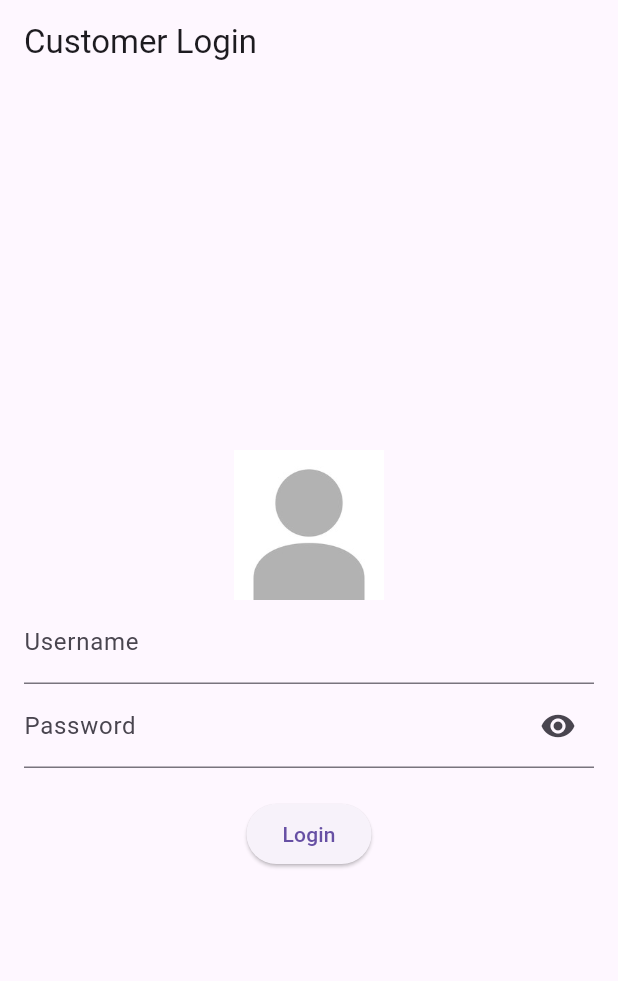
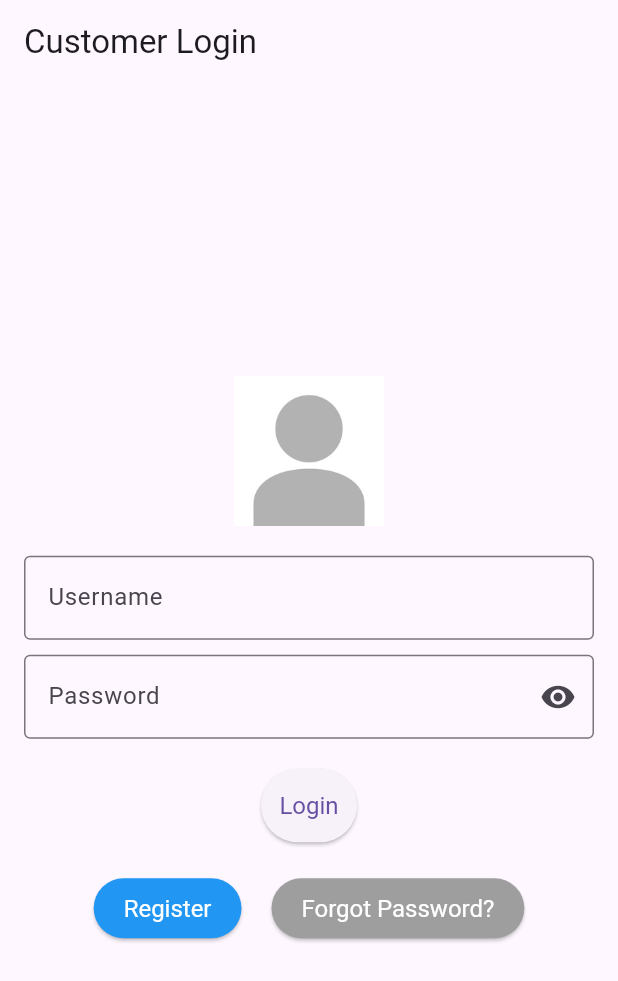
Before and after one commit to OtnielSitohang/FE_Client, a Flutter app: the screen it shows after launch, on a phone screen of 412 x 824 dp. Shown: the top 981 px of the screen. Run offline on Flutter 3.47's test engine with Material 3 defaults, Android fonts, the phone set to English and light mode, and no system bars; our stand-ins replace image_picker; accounts and stored records are empty.

Commit message:
Build Register

```diff
--- a/lib/Global/url.dart
+++ b/lib/Global/url.dart
@@ -1 +1 @@
-final String baseUrl = 'http://192.168.3.153:3000/auth';
+final String baseUrl = 'http://192.168.182.83:3000/auth';
--- a/lib/app_router.dart
+++ b/lib/app_router.dart
@@ -1,5 +1,6 @@
 import 'package:client_front/pages/PengaturanAkunPage%20.dart';
 import 'package:client_front/pages/PilihJenisLapanganScreen.dart';
+import 'package:client_front/pages/register_page.dart';
 import 'package:flutter/material.dart';
 import 'pages/dashboard_client.dart';
 import 'pages/drawer_page.dart';
@@ -13,6 +14,8 @@ class AppRouter {
     switch (settings.name) {
       case '/':
         return MaterialPageRoute(builder: (_) => LoginPage());
+      case '/register':
+        return MaterialPageRoute(builder: (_) => RegisterPage());
       case '/drawer':
         final user = settings.arguments as User;
         return MaterialPageRoute(builder: (_) => DrawerPage(user: user));
--- a/lib/pages/drawer_page.dart
+++ b/lib/pages/drawer_page.dart
@@ -25,7 +25,7 @@ class _DrawerPageState extends State<DrawerPage> {
       _selectedIndex = index;
     });
 
-    Navigator.pop(context); // Close the drawer
+    Navigator.pop(context);
 
     switch (index) {
       case 0:
--- a/lib/pages/login_page.dart
+++ b/lib/pages/login_page.dart
@@ -26,6 +26,15 @@ class _LoginPageState extends State<LoginPage> {
 
     final username = _usernameController.text;
     final password = _passwordController.text;
+
+    // Validasi username dan password
+    if (username.isEmpty || password.isEmpty) {
+      setState(() {
+        _isLoading = false;
+        _errorMessage = 'Username dan Password harus diisi';
+      });
+      return;
+    }
 
     try {
       final user = await _authService.login(username, password);
@@ -69,14 +78,20 @@ class _LoginPageState extends State<LoginPage> {
           mainAxisAlignment: MainAxisAlignment.center,
           children: [
             Image.asset('assets/icon.jpg', height: 100, width: 100),
+            SizedBox(height: 20),
             TextField(
               controller: _usernameController,
-              decoration: InputDecoration(labelText: 'Username'),
+              decoration: InputDecoration(
+                labelText: 'Username',
+                border: OutlineInputBorder(),
+              ),
             ),
+            SizedBox(height: 10),
             TextField(
               controller: _passwordController,
               decoration: InputDecoration(
                 labelText: 'Password',
+                border: OutlineInputBorder(),
                 suffixIcon: IconButton(
                   icon: Icon(
                     _obscureText ? Icons.visibility : Icons.visibility_off,
@@ -98,6 +113,10 @@ class _LoginPageState extends State<LoginPage> {
                         ? null
                         : _login, // Disable button if isLoading is true
                     child: Text('Login'),
+                    style: ElevatedButton.styleFrom(
+                      padding: EdgeInsets.symmetric(vertical: 15),
+                      textStyle: TextStyle(fontSize: 16),
+                    ),
                   ),
             if (_errorMessage != null) ...[
               SizedBox(height: 20),
@@ -105,7 +124,38 @@ class _LoginPageState extends State<LoginPage> {
                 _errorMessage!,
                 style: TextStyle(color: Colors.red),
               ),
-            ]
+            ],
+            SizedBox(height: 20),
+            Row(
+              mainAxisAlignment: MainAxisAlignment.center,
+              children: [
+                ElevatedButton(
+                  onPressed: () {
+                    Navigator.pushNamed(context, '/register');
+                  },
+                  child: Text('Register'),
+                  style: ElevatedButton.styleFrom(
+                    foregroundColor: Colors.white,
+                    backgroundColor: Colors.blue, // Text color
+                    padding: EdgeInsets.symmetric(horizontal: 20, vertical: 10),
+                    textStyle: TextStyle(fontSize: 16),
+                  ),
+                ),
+                SizedBox(width: 20),
+                ElevatedButton(
+                  onPressed: () {
+                    Navigator.pushNamed(context, '/forgot-password');
+                  },
+                  child: Text('Forgot Password?'),
+                  style: ElevatedButton.styleFrom(
+                    foregroundColor: Colors.white,
+                    backgroundColor: Colors.grey, // Text color
+                    padding: EdgeInsets.symmetric(horizontal: 20, vertical: 10),
+                    textStyle: TextStyle(fontSize: 16),
+                  ),
+                ),
+              ],
+            ),
           ],
         ),
       ),
```
Also changed, not shown: lib/pages/register_page.dart (added, +222 -0 lines), lib/services/auth_service.dart (+30 -0 lines).
